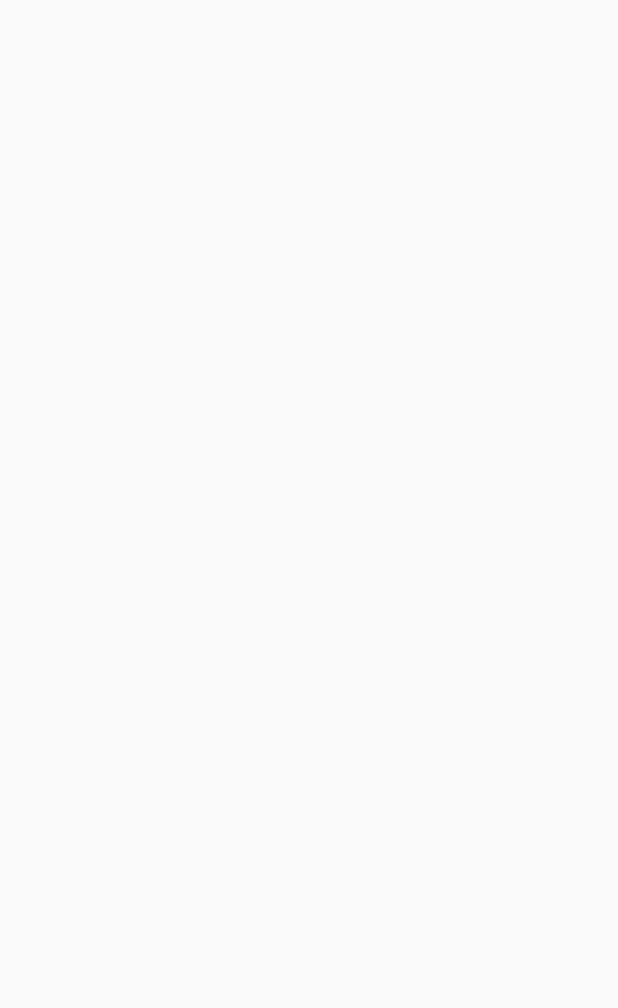
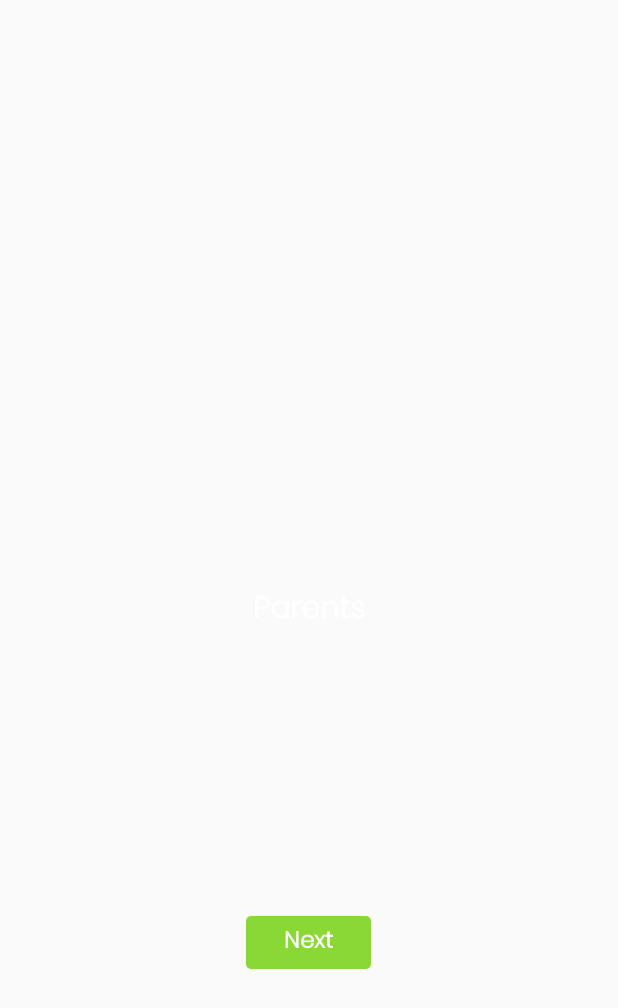
Before and after one commit to vaibhav1894/Slatte, an Android app: the Step_1_User screen opened directly, with no data from a screen before it, on a phone screen of 412 x 824 dp. Before the commit the part shown is empty. Shown: the top 1008 px of the screen. Run offline under Robolectric (Android 15) with nearby library versions, the phone set to English and light mode, and no system bars.

Commit message:
2 at 1:38 AM on October-29, 2018

```diff
--- a/app/src/main/res/layout/activity_step_1__user.xml
+++ b/app/src/main/res/layout/activity_step_1__user.xml
@@ -1,9 +1,51 @@
 <?xml version="1.0" encoding="utf-8"?>
-<android.support.constraint.ConstraintLayout xmlns:android="http://schemas.android.com/apk/res/android"
+<RelativeLayout xmlns:android="http://schemas.android.com/apk/res/android"
     xmlns:app="http://schemas.android.com/apk/res-auto"
     xmlns:tools="http://schemas.android.com/tools"
     android:layout_width="match_parent"
     android:layout_height="match_parent"
     tools:context=".activity.Step_1_User">
 
-</android.support.constraint.ConstraintLayout>
+    <LinearLayout
+        android:layout_width="match_parent"
+        android:layout_height="wrap_content"
+        android:id="@+id/activity_step_1_user_center_layout"
+        android:gravity="center"
+        android:orientation="vertical"
+        android:layout_centerInParent="true">
+        <com.slatte.vaibhav.slatte.customtext.CustomTextViewLight
+            android:layout_width="wrap_content"
+            android:layout_height="wrap_content"
+            android:text="Parents"
+            android:textColor="@color/colorWhite"
+            android:textSize="@dimen/size_20"
+            android:layout_marginBottom="@dimen/size_10"/>
+        <ImageView
+            android:layout_width="wrap_content"
+            android:layout_height="wrap_content"/>
+    </LinearLayout>
+
+    <RelativeLayout
+        android:layout_width="match_parent"
+        android:layout_height="match_parent"
+        android:layout_above="@+id/activity_step_1_user_center_layout"></RelativeLayout>
+
+    <RelativeLayout
+        android:layout_width="match_parent"
+        android:layout_height="match_parent"
+        android:layout_below="@+id/activity_step_1_user_center_layout">
+
+        <com.slatte.vaibhav.slatte.customtext.CustomTextViewLight
+            android:layout_width="wrap_content"
+            android:layout_height="@dimen/size_35"
+            android:text="Next"
+            android:textSize="@dimen/size_15"
+            android:textColor="@color/colorWhite"
+            android:gravity="center"
+            android:background="@drawable/shape_background_button_green"
+            android:paddingHorizontal="@dimen/size_25"
+            android:layout_centerInParent="true" />
+
+    </RelativeLayout>
+
+</RelativeLayout>
```
